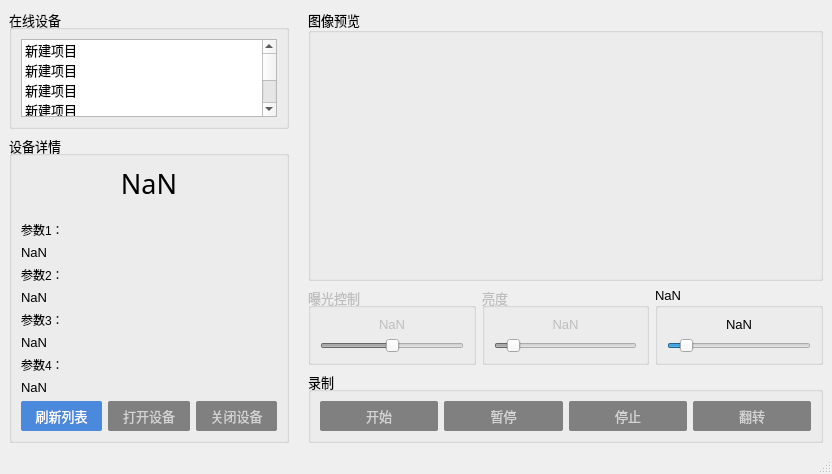
zyxeeker/CameraTool_Qt, file mainwindow.ui: the form before one commit.
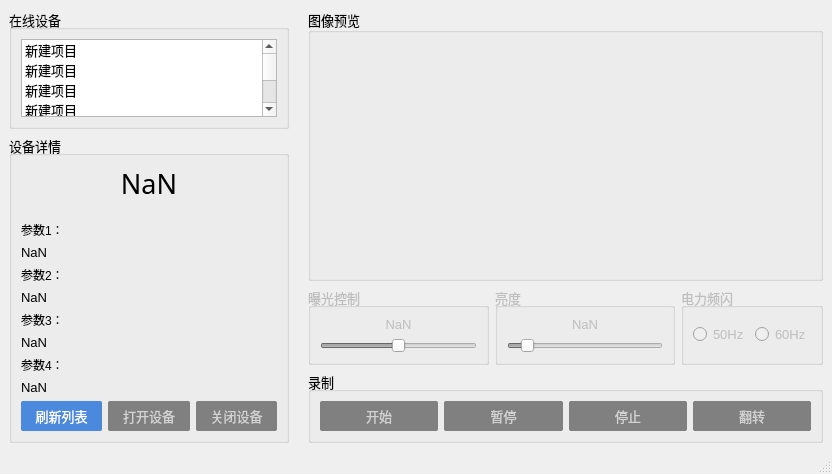
The form after the commit. Icons and pictures are not drawn. Custom widgets are drawn as their Qt base class.

```diff
--- a/mainwindow.ui
+++ b/mainwindow.ui
@@ -424,7 +424,10 @@
            </widget>
           </item>
           <item>
-           <widget class="QGroupBox" name="groupBox_8">
+           <widget class="QGroupBox" name="power_line_frequency">
+            <property name="enabled">
+             <bool>false</bool>
+            </property>
             <property name="font">
              <font>
               <family>Microsoft YaHei UI</family>
@@ -432,44 +435,26 @@
              </font>
             </property>
             <property name="title">
-             <string>NaN</string>
+             <string>电力频闪</string>
             </property>
             <layout class="QGridLayout" name="gridLayout_13">
-             <item row="1" column="1">
-              <spacer name="horizontalSpacer_8">
-               <property name="orientation">
-                <enum>Qt::Horizontal</enum>
-               </property>
-               <property name="sizeType">
-                <enum>QSizePolicy::Ignored</enum>
-               </property>
-               <property name="sizeHint" stdset="0">
-                <size>
-                 <width>0</width>
-                 <height>0</height>
-                </size>
-               </property>
-              </spacer>
-             </item>
-             <item row="1" column="2">
-              <widget class="QSlider" name="horizontalSlider_3">
-               <property name="minimum">
-                <number>-10</number>
-               </property>
-               <property name="orientation">
-                <enum>Qt::Horizontal</enum>
-               </property>
-              </widget>
-             </item>
-             <item row="0" column="2">
-              <widget class="QLabel" name="label_16">
+             <item row="0" column="0">
+              <layout class="QHBoxLayout" name="horizontalLayout">
+               <item>
+                <widget class="QRadioButton" name="f50_btn">
+                 <property name="text">
+                  <string>50Hz</string>
+                 </property>
+                </widget>
+               </item>
+               <item>
+                <widget class="QRadioButton" name="f60_btn">
                <property name="text">
-                <string>NaN</string>
-               </property>
-               <property name="alignment">
-                <set>Qt::AlignCenter</set>
-               </property>
-              </widget>
+                  <string>60Hz</string>
+                 </property>
+                </widget>
+               </item>
+              </layout>
              </item>
             </layout>
            </widget>
```
Lines whose indentation alone changed are shown as unchanged.
